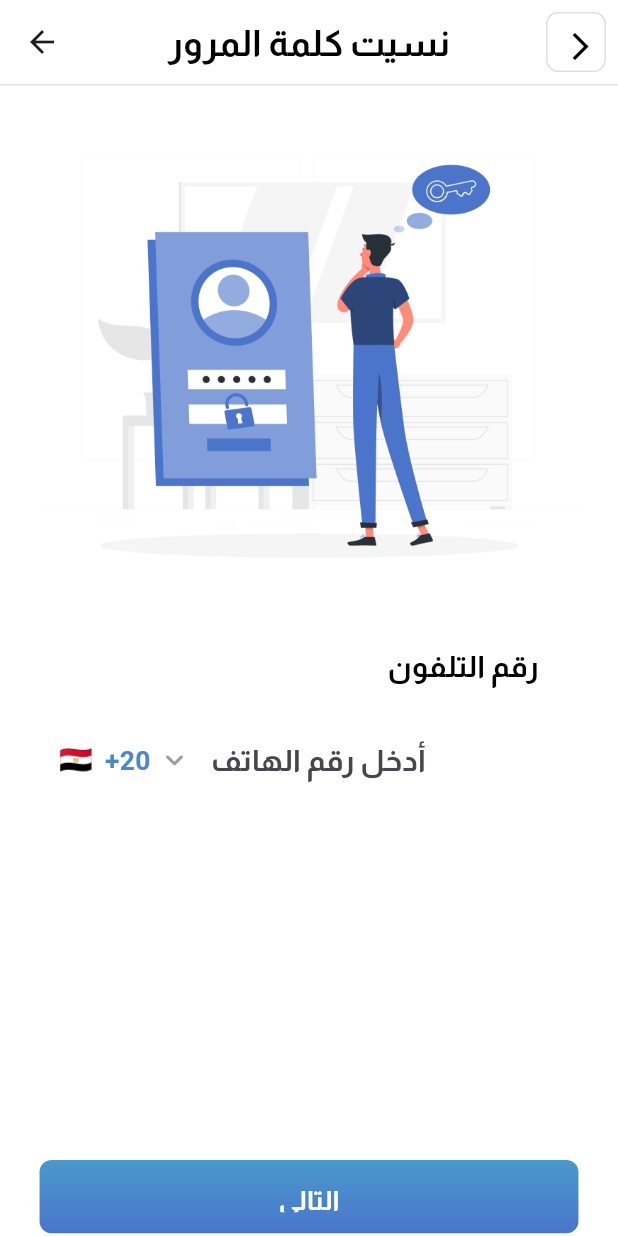
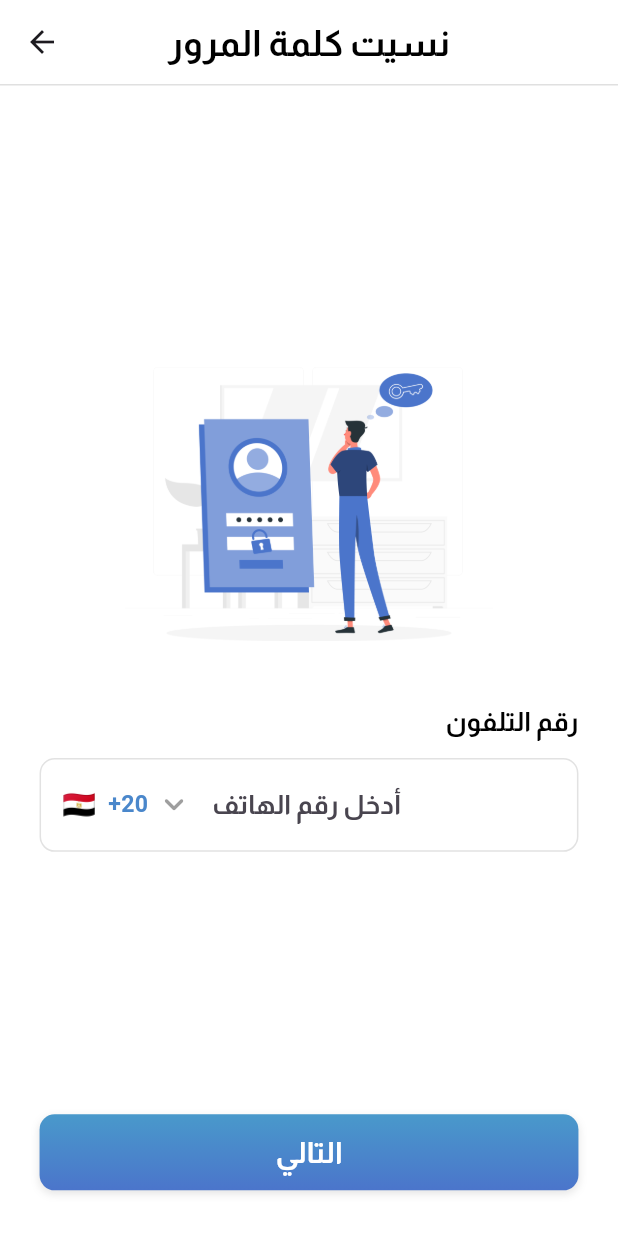
Before and after one commit to JehanBarakat/furniture-movers, a Flutter app: the ForgetPasswordScreen screen opened directly, on a phone screen of 412 x 824 dp. Run offline on Flutter 3.47's test engine with Material 3 defaults, Android fonts, the phone set to English and light mode, and no system bars; drawn by our look-alikes of intl_phone_field; our stand-ins replace csc_picker_plus, flutter_screenutil, flutter_svg; missing offline and left inert: country_pickers; Roboto replaces fonts that are missing (Cairo).

Commit message:
Update forget_password_screen.dart

```diff
--- a/lib/features/auth/presentation/screens/forget_password_screen.dart
+++ b/lib/features/auth/presentation/screens/forget_password_screen.dart
@@ -3,7 +3,6 @@ import 'package:flutter_screenutil/flutter_screenutil.dart';
 import 'package:furnituremovers/core/constants/app_text_styles.dart';
 import 'package:furnituremovers/core/constants/app_colors.dart';
 import 'package:furnituremovers/core/widgets/custom_app_bar.dart';
-import 'package:furnituremovers/core/widgets/primary_button.dart';
 import 'package:furnituremovers/features/auth/presentation/screens/password_reset_otp_screen.dart';
 import 'package:intl_phone_field/intl_phone_field.dart';
 
@@ -20,44 +19,72 @@ class _ForgetPasswordScreenState extends State<ForgetPasswordScreen> {
 
   @override
   Widget build(BuildContext context) {
+    // حساب responsive values
+    final screenHeight = MediaQuery.of(context).size.height;
+    final screenWidth = MediaQuery.of(context).size.width;
+    final isSmallScreen = screenHeight < 700;
+    final isTablet = screenWidth > 600;
+
     return Scaffold(
+      backgroundColor: AppColors.white,
       appBar: CustomAppBar(
         title: "نسيت كلمة المرور",
-        trailingIcon: Icon(
-          Icons.arrow_forward_ios,
-          size: 20.sp,
-          color: Colors.black,
-        ),
         onTrailingPressed: () {
           Navigator.pop(context);
         },
       ),
-      body: SingleChildScrollView(
-        child: Padding(
-          padding: EdgeInsets.symmetric(horizontal: 24.w, vertical: 24.h),
+      body: SafeArea(
+        child: LayoutBuilder(
+          builder: (context, constraints) {
+            return Column(
+              children: [
+                Expanded(
+                  child: SingleChildScrollView(
+                    padding: EdgeInsets.symmetric(
+                      horizontal: isTablet ? 40.w : 24.w,
+                      vertical: isSmallScreen ? 10.h : 20.h,
+                    ),
+                    child: ConstrainedBox(
+                      constraints: BoxConstraints(
+                        minHeight: constraints.maxHeight - 100.h,
+                        maxWidth: isTablet ? 500.w : double.infinity,
+                      ),
                       child: Column(
+                        crossAxisAlignment: CrossAxisAlignment.stretch,
                         mainAxisAlignment: MainAxisAlignment.center,
-            crossAxisAlignment: CrossAxisAlignment.start,
                         children: [
+                          SizedBox(height: isSmallScreen ? 10.h : 20.h),
+
+                          // الصورة
                           Center(
                             child: Image.asset(
                               'assets/images/forgetpassowrd.png',
-                  width: 380.w,
-                  height: 283.h,
+                              width: isTablet
+                                  ? 300.w
+                                  : (isSmallScreen ? 220.w : 260.w),
+                              height: isTablet
+                                  ? 220.h
+                                  : (isSmallScreen ? 140.h : 180.h),
                               fit: BoxFit.contain,
                             ),
                           ),
-              SizedBox(height: 48.h),
+                          SizedBox(height: isSmallScreen ? 20.h : 40.h),
 
-              Padding(
-                padding: EdgeInsets.symmetric(horizontal: 24.w),
-                child: Align(
+                          // عنوان الحقل
+                          Align(
                             alignment: Alignment.centerRight,
-                  child: Text('رقم التلفون', style: AppTextStyles.heading2Ar),
+                            child: Text(
+                              'رقم التلفون',
+                              style: AppTextStyles.heading2Ar.copyWith(
+                                fontSize: isTablet
+                                    ? 20.sp
+                                    : (isSmallScreen ? 14.sp : 16.sp),
                               ),
                             ),
-              SizedBox(height: 16.h),
+                          ),
+                          SizedBox(height: isSmallScreen ? 8.h : 12.h),
 
+                          // حقل رقم الهاتف
                           IntlPhoneField(
                             controller: phoneController,
                             initialCountryCode: 'EG',
@@ -67,46 +94,61 @@ class _ForgetPasswordScreenState extends State<ForgetPasswordScreen> {
                               filled: true,
                               fillColor: AppColors.white,
                               contentPadding: EdgeInsets.symmetric(
-                    vertical: 16.h,
-                    horizontal: 12.w,
+                                vertical: isTablet
+                                    ? 20.h
+                                    : (isSmallScreen ? 14.h : 18.h),
+                                horizontal: isTablet ? 20.w : 16.w,
                               ),
                               border: OutlineInputBorder(
-                    borderRadius: BorderRadius.circular(8.r),
-                    borderSide: BorderSide.none,
+                                borderRadius: BorderRadius.circular(10.r),
+                                borderSide: BorderSide(
+                                  color: AppColors.grey.withOpacity(0.3),
+                                  width: 1,
+                                ),
                               ),
                               enabledBorder: OutlineInputBorder(
-                    borderRadius: BorderRadius.circular(8.r),
-                    borderSide: BorderSide.none,
+                                borderRadius: BorderRadius.circular(10.r),
+                                borderSide: BorderSide(
+                                  color: AppColors.grey.withOpacity(0.3),
+                                  width: 1,
+                                ),
                               ),
                               focusedBorder: OutlineInputBorder(
-                    borderRadius: BorderRadius.circular(8.r),
-                    borderSide: BorderSide.none,
+                                borderRadius: BorderRadius.circular(10.r),
+                                borderSide: BorderSide(
+                                  color: AppColors.linearBlue,
+                                  width: 2,
                                 ),
-                  counterText: '', // <=== هنا إزالة العداد
                               ),
-
-                style: AppTextStyles.heading2Ar,
-
-                dropdownIcon: const Icon(
+                              counterText: '',
+                            ),
+                            style: AppTextStyles.heading2Ar.copyWith(
+                              fontSize: isTablet
+                                  ? 18.sp
+                                  : (isSmallScreen ? 14.sp : 16.sp),
+                            ),
+                            dropdownIcon: Icon(
                               Icons.keyboard_arrow_down_rounded,
                               color: AppColors.grey,
+                              size: isTablet ? 28.sp : 24.sp,
                             ),
                             dropdownIconPosition: IconPosition.trailing,
-
                             dropdownTextStyle: TextStyle(
                               color: AppColors.linearBlue,
-                  fontSize: 16.sp,
-                  fontWeight: FontWeight.bold,
+                              fontSize: isTablet
+                                  ? 16.sp
+                                  : (isSmallScreen ? 12.sp : 14.sp),
+                              fontWeight: FontWeight.w600,
                               fontFamily: 'Cairo',
                             ),
-
-                flagsButtonPadding: EdgeInsets.only(left: 8.w),
+                            flagsButtonPadding: EdgeInsets.only(
+                              left: isTablet ? 15.w : 10.w,
+                            ),
                             showDropdownIcon: true,
                             showCountryFlag: true,
                             textAlign: TextAlign.left,
-
                             onChanged: (phone) {
-                 // print(phone.completeNumber);
+                              print(phone.completeNumber);
                             },
                             onCountryChanged: (country) {
                               setState(() {
@@ -114,12 +156,19 @@ class _ForgetPasswordScreenState extends State<ForgetPasswordScreen> {
                               });
                             },
                           ),
+                          SizedBox(height: isSmallScreen ? 20.h : 40.h),
+                        ],
+                      ),
+                    ),
+                  ),
+                ),
 
-              SizedBox(height: 232.h),
-
-              PrimaryButton(
-                text: "التالي",
-                textStyle: AppTextStyles.buttonTextAr,
+                Padding(
+                  padding: EdgeInsets.symmetric(
+                    horizontal: isTablet ? 40.w : 24.w,
+                    vertical: isSmallScreen ? 20.h : 30.h,
+                  ),
+                  child: GestureDetector(
                     onTap: () {
                       Navigator.push(
                         context,
@@ -128,9 +177,42 @@ class _ForgetPasswordScreenState extends State<ForgetPasswordScreen> {
                         ),
                       );
                     },
+                    child: Container(
+                      width: double.infinity,
+                      height: isTablet ? 55.h : (isSmallScreen ? 45.h : 50.h),
+                      decoration: BoxDecoration(
+                        gradient: const LinearGradient(
+                          colors: [Color(0xff4999CB), Color(0xff4B75CB)],
+                          begin: Alignment.topCenter,
+                          end: Alignment.bottomCenter,
+                        ),
+                        borderRadius: BorderRadius.circular(10.r),
+                        boxShadow: [
+                          BoxShadow(
+                            color: Colors.black.withOpacity(0.1),
+                            blurRadius: 4,
+                            offset: const Offset(0, 2),
                           ),
                         ],
                       ),
+                      alignment: Alignment.center,
+                      child: Text(
+                        "التالي",
+                        style: TextStyle(
+                          color: Colors.white,
+                          fontSize: isTablet
+                              ? 20.sp
+                              : (isSmallScreen ? 16.sp : 18.sp),
+                          fontWeight: FontWeight.bold,
+                          fontFamily: 'Almarai',
+                        ),
+                      ),
+                    ),
+                  ),
+                ),
+              ],
+            );
+          },
         ),
       ),
     );
```
Lines whose indentation alone changed are shown as unchanged.
